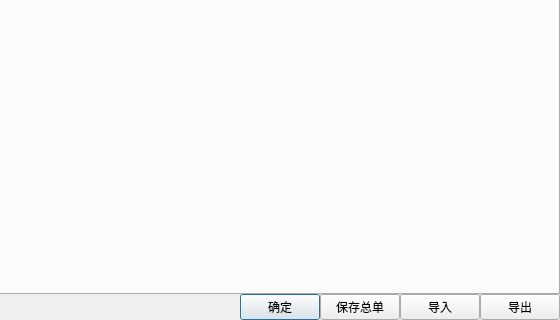
Belos10/Equip, file widgets/alocatMange/transferModel.ui: the form before one commit; both pictures show x 643 to 1203 and y 508 to 828 of the 1203 by 828 pixel window.
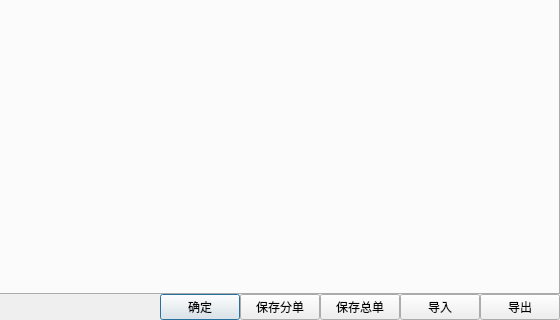
The form after the commit.

What changed in the file:
```diff
--- a/widgets/alocatMange/transferModel.ui
+++ b/widgets/alocatMange/transferModel.ui
@@ -61,6 +61,13 @@
        </property>
       </widget>
      </item>
+     <item>
+      <widget class="QPushButton" name="pb_saveSingle">
+       <property name="text">
+        <string>保存分单</string>
+       </property>
+      </widget>
+     </item>
      <item>
       <widget class="QPushButton" name="pb_saveTotal">
        <property name="text">
```
